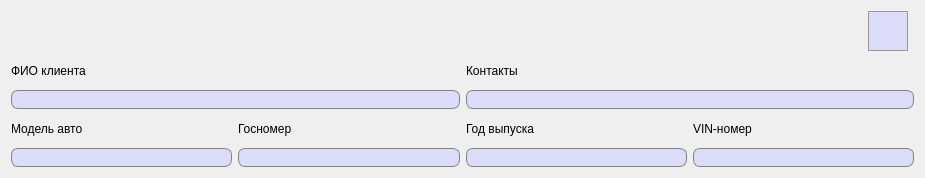
Old version of the form ViewClient.ui in the repository FediiBohdan/TechService.
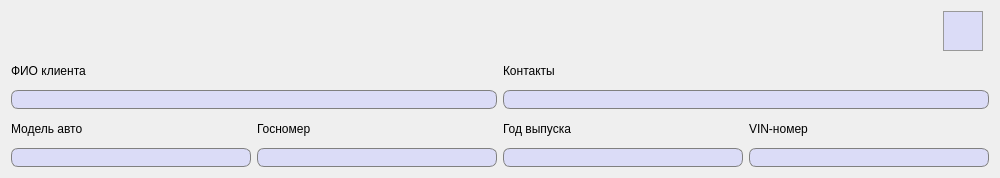
New version of the form. Icons and pictures are not drawn.

What changed in the file:
```diff
--- a/ViewClient.ui
+++ b/ViewClient.ui
@@ -6,10 +6,16 @@
    <rect>
     <x>0</x>
     <y>0</y>
-    <width>925</width>
+    <width>1000</width>
     <height>178</height>
    </rect>
   </property>
+  <property name="minimumSize">
+   <size>
+    <width>0</width>
+    <height>0</height>
+   </size>
+  </property>
   <property name="windowTitle">
    <string>Информация о клиенте</string>
   </property>
```
